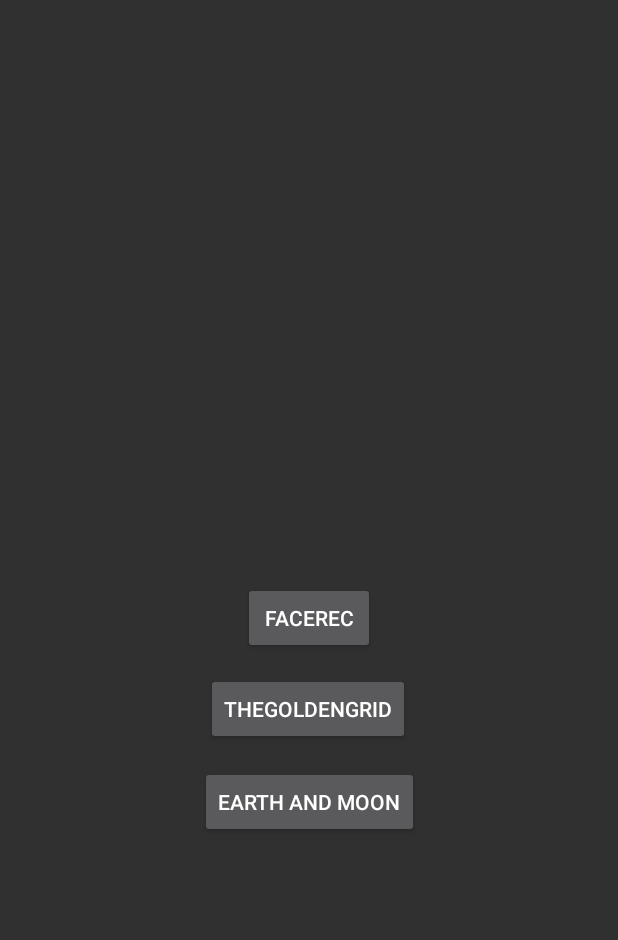
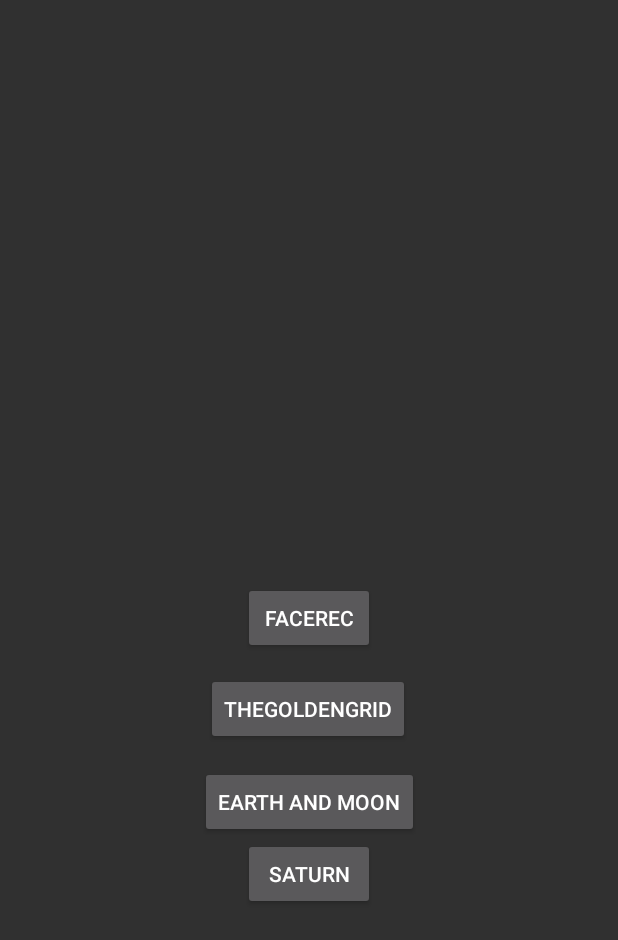
Before and after one commit to aadityaguptaa/TheGoldenRatio, an Android app: the screen it shows after launch (MainActivity), on a phone screen of 412 x 824 dp. Shown: the top 940 px of the screen. Run offline under Robolectric (Android 15) with nearby library versions, the phone set to English and light mode, and no system bars.

Commit message:
Saturn done

```diff
--- a/app/src/main/java/com/example/thegoldenratio/MainActivity.java
+++ b/app/src/main/java/com/example/thegoldenratio/MainActivity.java
@@ -16,6 +16,7 @@ public class MainActivity extends AppCompatActivity {
         Button mainActivityButton = findViewById(R.id.mainActivityButton);
         Button theGoldeGridButton = findViewById(R.id.TheGoldenGridButton);
         Button earthAndMoon = findViewById(R.id.earthAndMoonButton);
+        Button saturnButton = findViewById(R.id.saturnButton);
 
 
         //starts faceRecognition Intent
@@ -44,5 +45,14 @@ public class MainActivity extends AppCompatActivity {
                 startActivity(EarthAndMoon);
             }
         });
+
+        //starts EarthAndMoon Activity
+        saturnButton.setOnClickListener(new View.OnClickListener() {
+            @Override
+            public void onClick(View v) {
+                Intent Saturn = new Intent(MainActivity.this, Saturn.class);
+                startActivity(Saturn);
+            }
+        });
     }
 }
--- a/app/src/main/java/com/example/thegoldenratio/TheGoldenRuler.java
+++ b/app/src/main/java/com/example/thegoldenratio/TheGoldenRuler.java
@@ -48,7 +48,7 @@ public class TheGoldenRuler extends AppCompatActivity {
     protected void onCreate(Bundle savedInstanceState) {
         super.onCreate(savedInstanceState);
         setContentView(R.layout.activity_the_golden_ruler);
-        TurboImageView turboImageView = findViewById(R.id.turboImageView);
+        TurboImageView turboImageView = findViewById(R.id.turboImageView2);
         turboImageView.addObject(this, R.drawable.goldenuler1);
 
 
--- a/app/src/main/res/layout/activity_main.xml
+++ b/app/src/main/res/layout/activity_main.xml
@@ -39,4 +39,16 @@
         app:layout_constraintStart_toStartOf="parent"
         app:layout_constraintTop_toBottomOf="@+id/TheGoldenGridButton"
         app:layout_constraintVertical_bias="0.051" />
+
+    <Button
+        android:id="@+id/saturnButton"
+        android:layout_width="wrap_content"
+        android:layout_height="wrap_content"
+        android:text="SATURN"
+        app:layout_constraintBottom_toBottomOf="parent"
+        app:layout_constraintEnd_toEndOf="parent"
+        app:layout_constraintHorizontal_bias="0.501"
+        app:layout_constraintStart_toStartOf="parent"
+        app:layout_constraintTop_toBottomOf="@+id/earthAndMoonButton"
+        app:layout_constraintVertical_bias="0.0" />
 </androidx.constraintlayout.widget.ConstraintLayout>
--- a/app/src/main/res/layout/activity_the_golden_ruler.xml
+++ b/app/src/main/res/layout/activity_the_golden_ruler.xml
@@ -32,7 +32,7 @@
         app:srcCompat="@drawable/ic_baseline_add_24" />
 
     <com.munon.turboimageview.TurboImageView
-        android:id="@+id/turboImageView"
+        android:id="@+id/turboImageView2"
         android:layout_width="match_parent"
         android:layout_height="match_parent"
         app:layout_constraintBottom_toBottomOf="@+id/rulerCameraView"
```
Also changed, not shown: app/src/main/java/com/example/thegoldenratio/Saturn.java (+35 -0 lines), app/src/main/res/layout/activity_saturn.xml (+39 -1 lines), app/src/main/res/drawable-v24/goldenline.png (added), app/src/main/res/drawable-v24/questionmark.png (added).
